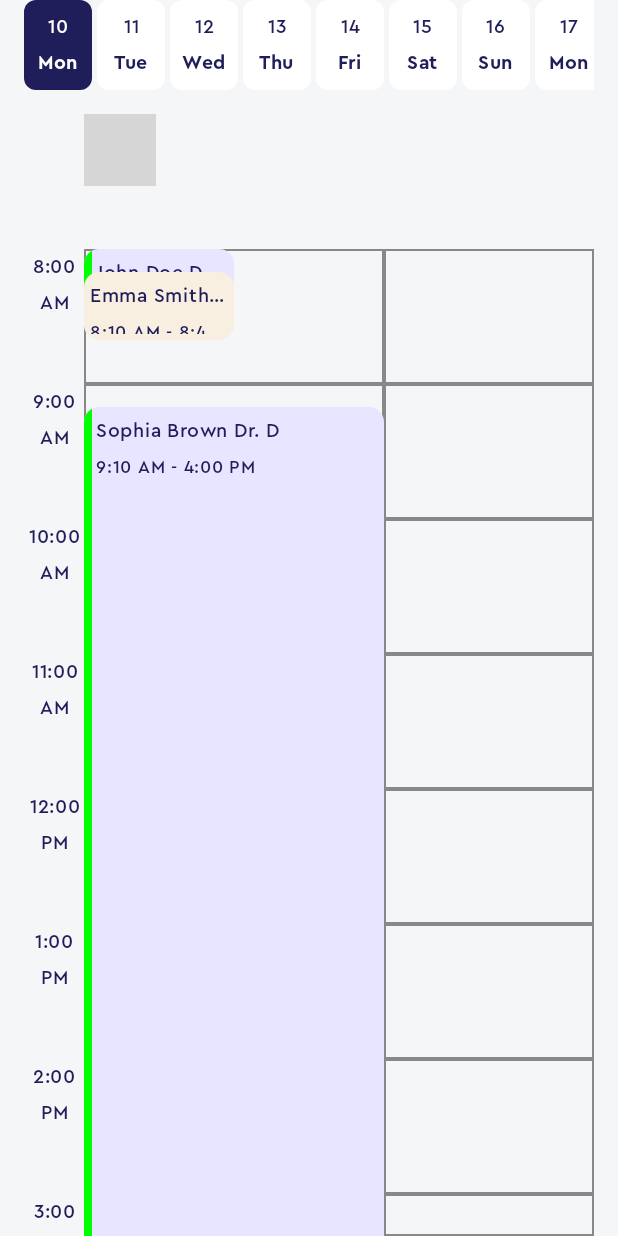
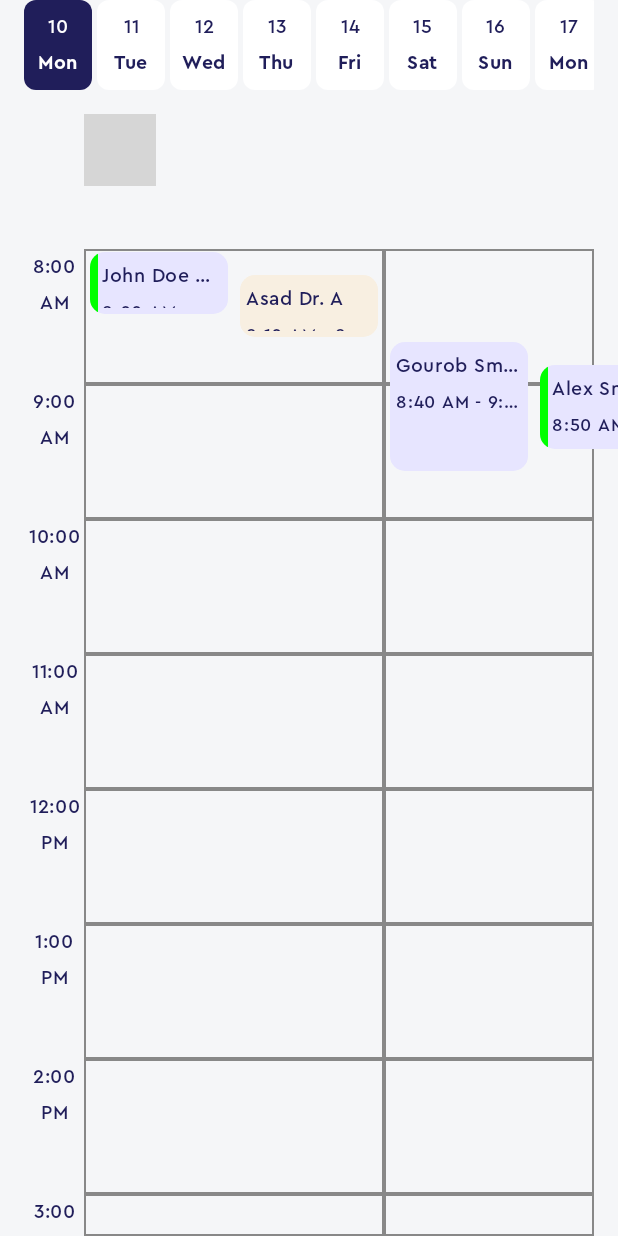
Before and after one commit to gourob-enosis/grow2Rnd, an Android app built with Jetpack Compose: the screen it shows after launch (MainActivity), on a phone screen of 412 x 824 dp. Run offline under Robolectric (Android 15) with nearby library versions, the phone set to English and light mode, and no system bars; libraries missing offline, so code that uses them is left out: com.chihsuanwu.freescroll; 4 statements that could not run were skipped; grey boxes are pictures that could not be loaded.

Commit message:
use doctor and timeslot based scchedule

```diff
--- a/app/src/main/java/com/gourob/grow2rnd/ScheduleView.kt
+++ b/app/src/main/java/com/gourob/grow2rnd/ScheduleView.kt
@@ -92,7 +92,9 @@ val doctors = listOf("Dr. A", "Dr. B", "Dr. C", "Dr. D", "Dr. E")
 
 val schedules = listOf(
     ScheduleBlock("John Doe", "8:00 AM", "8:30 AM", "Dr. A"),
-    ScheduleBlock("Emma Smith", "8:10 AM", "8:40 AM", "Dr. A"),
+    ScheduleBlock("Gourob Smith", "8:40 AM", "9:40 AM", "Dr. B"),
+    ScheduleBlock("Alex Smith", "8:50 AM", "9:30 AM", "Dr. B"),
+    ScheduleBlock("Asad", "8:10 AM", "8:40 AM", "Dr. A"),
     ScheduleBlock("Michael Johnson", "9:30 AM", "11:30 AM", "Dr. C"),
     ScheduleBlock("Sophia Brown", "9:10 AM", "4:00 PM", "Dr. D"),
     ScheduleBlock("David Wilson", "4:00 PM", "5:00 PM", "Dr. E")
@@ -124,6 +126,9 @@ fun groupSchedulesByTimeBlock(): Map<String, List<ScheduleBlock>> {
 
 val groupedSchedule = groupSchedulesByTimeBlock()
 
+
+val groupedScheduleBlocks = schedules.groupBy { it.doctorName to it.baseTimeBlock }
+
 data class ScheduleBlock(
     val name: String,
     val startTime: String,
@@ -131,6 +136,21 @@ data class ScheduleBlock(
     val doctorName: String,
 ) {
 
+
+    val baseTimeBlock: String
+        get() = formatToBaseTime(startTime)
+
+    // Helper function to format time by replacing minutes with "00"
+    private fun formatToBaseTime(time: String): String {
+        val regex = Regex("(\\d{1,2}):(\\d{2})\\s?(AM|PM)", RegexOption.IGNORE_CASE)
+        val matchResult = regex.matchEntire(time)
+        return if (matchResult != null) {
+            val (hour, _, period) = matchResult.destructured
+            "$hour:00 $period"
+        } else {
+            time // Return as-is if the format is invalid
+        }
+    }
 
     fun getDoctorIndex(): Int {
         return doctors.indexOf(doctorName)
@@ -242,7 +262,6 @@ fun ScheduleView(modifier: Modifier = Modifier) {
                     modifier = Modifier
                         .freeScroll(freeScrollState)
                         .fillMaxSize()
-                        .background(Color.Cyan)
                 ) {
                     MainSection(timeSlots = timeSlots, doctors = doctors)
                 }
@@ -280,17 +299,34 @@ private fun MainSection(timeSlots: List<String>, doctors: List<String>) {
         }
     }
 
-    groupedSchedule.forEach { (timeSlot, schedules) ->
-        schedules.forEachIndexed{ index, schedule ->
+//    groupedSchedule.forEach { (timeSlot, schedules) ->
+//        schedules.forEachIndexed{ index, schedule ->
+//            Slot(
+//                modifier = Modifier
+//                    .offset(
+//                        x = schedule.getDoctorIndex().times(mainTileWidth)   ,
+//                        y = schedule.getTimeSlotIndex()
+//                            .times(mainTileHeight) + schedule.getGridTopOffset().dp
+//                    )
+//                    .height(schedule.getHeightOfBlock().dp)
+//                    .width(mainTileWidth / getCountOfSlotInBaseTimeForDoctor(schedule)),
+//                scheduleBlock = schedule
+//            )
+//        }
+//    }
+
+    groupedScheduleBlocks.forEach { (doctorBaseTimePair, schedules) ->
+        schedules.forEachIndexed { index, schedule ->
             Slot(
                 modifier = Modifier
                     .offset(
-                        x = schedule.getDoctorIndex().times(mainTileWidth) +  ,
+                        x = schedule.getDoctorIndex().times(mainTileWidth) +  (mainTileWidth / schedules.size) * index ,
                         y = schedule.getTimeSlotIndex()
                             .times(mainTileHeight) + schedule.getGridTopOffset().dp
                     )
                     .height(schedule.getHeightOfBlock().dp)
-                    .width(mainTileWidth / getCountOfSlotInBaseTimeForDoctor(schedule)),
+                    .width(mainTileWidth / getCountOfSlotInBaseTimeForDoctor(schedule))
+                    .padding(horizontal = 4.dp, vertical = 2.dp),
                 scheduleBlock = schedule
             )
         }
@@ -557,9 +593,10 @@ private fun TopSectionPreview() {
 
 
 fun main() {
-    groupedSchedule.forEach { key, list ->
-        println("  $key  ")
-        println(list)
+    val groupedScheduleBlocks = schedules.groupBy { it.doctorName to it.baseTimeBlock }
+
+    groupedScheduleBlocks.forEach { (key, value) ->
+        println("DoctorName: ${key.first}, BaseTime: ${key.second}")
+        println("ScheduleBlocks: $value")
     }
-    println(groupedSchedule)
 }
```
